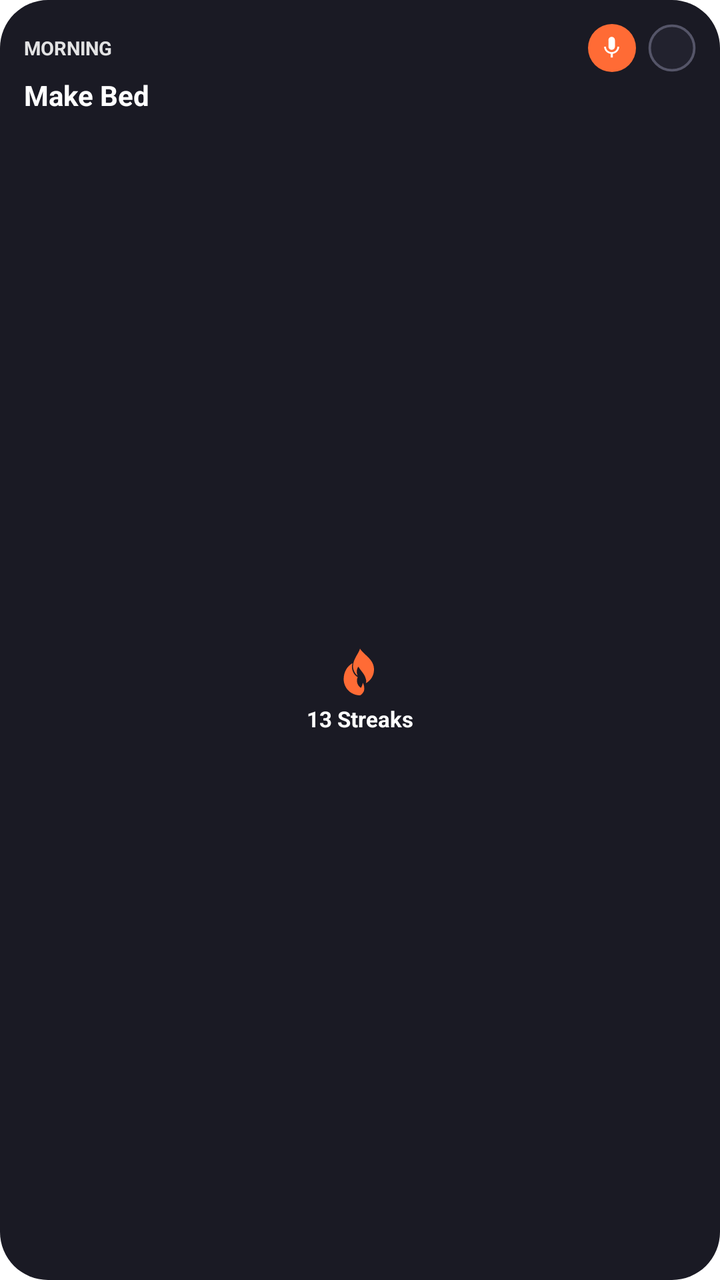
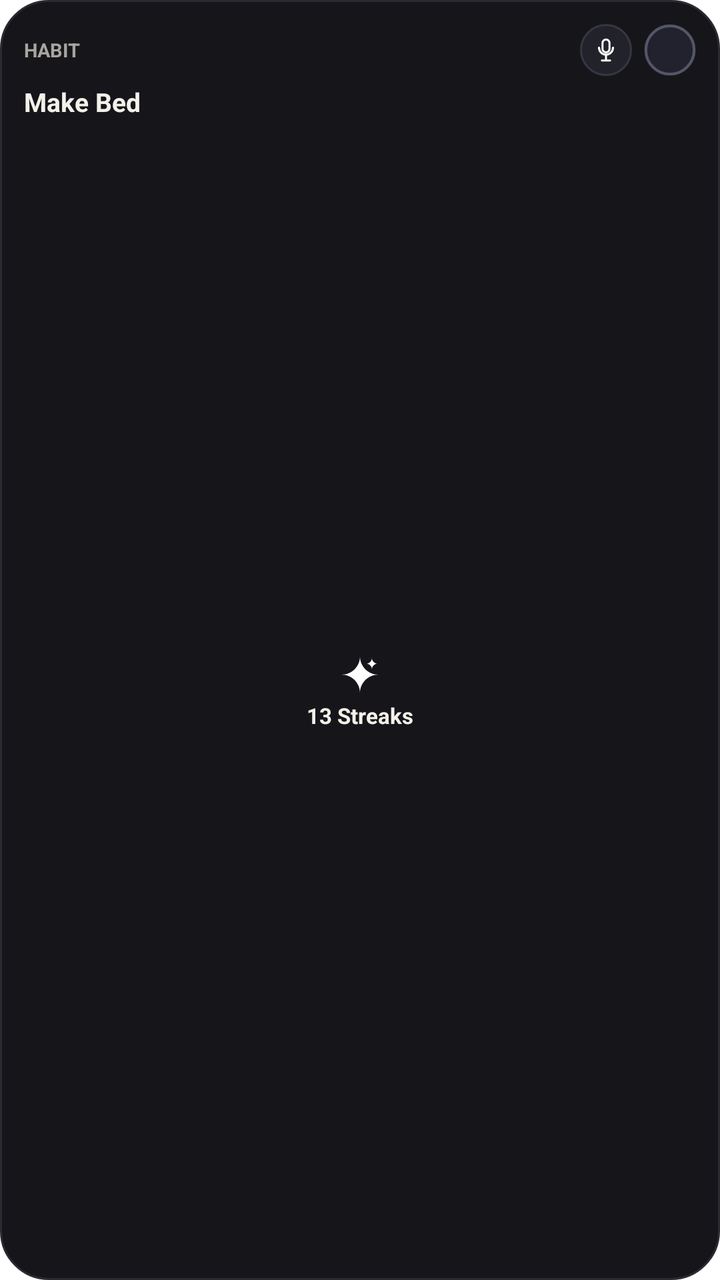

Compare the two renders of this Android layout. The source of the first and the diff that turns it into the second are given below.
<!-- AndroidManifest.xml: application theme Theme.VoiceHabitTracker.Splash -->
<!-- res/layout/widget_duro_card_small.xml -->
<?xml version="1.0" encoding="utf-8"?>
<RelativeLayout xmlns:android="http://schemas.android.com/apk/res/android"
    android:id="@+id/card_root_small"
    android:layout_width="match_parent"
    android:layout_height="match_parent"
    android:background="@drawable/bg_duro_squircle"
    android:padding="12dp">

    
    <LinearLayout
        android:id="@+id/card_small_top_bar"
        android:layout_width="match_parent"
        android:layout_height="wrap_content"
        android:layout_alignParentTop="true"
        android:gravity="center_vertical"
        android:orientation="horizontal">

        <TextView
            android:id="@+id/tv_small_category"
            android:layout_width="0dp"
            android:layout_height="wrap_content"
            android:layout_weight="1"
            android:ellipsize="end"
            android:maxLines="1"
            android:text="MORNING"
            android:textColor="#E0FFFFFF"
            android:textSize="9.5sp"
            android:textStyle="bold" />

        
        <FrameLayout
            android:id="@+id/btn_small_mic"
            android:layout_width="24dp"
            android:layout_height="24dp"
            android:layout_marginEnd="6dp"
            android:background="@drawable/bg_widget_mic_btn"
            android:contentDescription="Начать голосовую запись">

            <ImageView
                android:layout_width="13dp"
                android:layout_height="13dp"
                android:layout_gravity="center"
                android:src="@drawable/ic_widget_mic" />
        </FrameLayout>

        
        <ImageView
            android:id="@+id/btn_small_check"
            android:layout_width="24dp"
            android:layout_height="24dp"
            android:contentDescription="Check Habit"
            android:src="@drawable/ic_widget_circle_empty" />
    </LinearLayout>

    
    <TextView
        android:id="@+id/tv_small_title"
        android:layout_width="wrap_content"
        android:layout_height="wrap_content"
        android:layout_below="@id/card_small_top_bar"
        android:layout_marginTop="2dp"
        android:ellipsize="end"
        android:maxLines="1"
        android:text="Make Bed"
        android:textColor="#FFFFFF"
        android:textSize="14sp"
        android:textStyle="bold" />

    
    <FrameLayout
        android:id="@+id/layout_small_center"
        android:layout_width="match_parent"
        android:layout_height="wrap_content"
        android:layout_alignParentBottom="true"
        android:layout_below="@id/tv_small_title"
        android:layout_marginTop="4dp">

        
        <LinearLayout
            android:id="@+id/layout_small_streak"
            android:layout_width="wrap_content"
            android:layout_height="wrap_content"
            android:layout_gravity="center"
            android:gravity="center"
            android:orientation="vertical"
            android:visibility="visible">

            <ImageView
                android:layout_width="28dp"
                android:layout_height="28dp"
                android:src="@drawable/ic_flame" />

            <TextView
                android:id="@+id/tv_small_streak"
                android:layout_width="wrap_content"
                android:layout_height="wrap_content"
                android:layout_marginTop="2dp"
                android:text="13 Streaks"
                android:textColor="#FFFFFF"
                android:textSize="11sp"
                android:textStyle="bold" />
        </LinearLayout>

        
        <ImageView
            android:id="@+id/iv_small_grid"
            android:layout_width="match_parent"
            android:layout_height="48dp"
            android:layout_gravity="center"
            android:scaleType="fitCenter"
            android:visibility="gone" />

        
        <LinearLayout
            android:id="@+id/layout_small_today"
            android:layout_width="wrap_content"
            android:layout_height="wrap_content"
            android:layout_gravity="center"
            android:gravity="center"
            android:orientation="vertical"
            android:visibility="gone">

            <ImageView
                android:id="@+id/iv_small_today_circle"
                android:layout_width="24dp"
                android:layout_height="24dp"
                android:src="@drawable/ic_widget_circle_done" />

            <TextView
                android:layout_width="wrap_content"
                android:layout_height="wrap_content"
                android:layout_marginTop="2dp"
                android:text="Today"
                android:textColor="#FFFFFF"
                android:textSize="10sp"
                android:textStyle="bold" />
        </LinearLayout>
    </FrameLayout>

</RelativeLayout>
<!-- resources referenced by this layout -->
<resources>
  <!-- drawable bg_duro_squircle (drawable) -->
  <?xml version="1.0" encoding="utf-8"?>
  <shape xmlns:android="http://schemas.android.com/apk/res/android"
      android:shape="rectangle">
      <corners android:radius="24dp" />
      <solid android:color="#1A1A24" />
  </shape>
  <!-- drawable bg_widget_mic_btn (drawable) -->
  <shape xmlns:android="http://schemas.android.com/apk/res/android"
      android:shape="oval">
      <solid android:color="#FF6B35" />
  </shape>
  <!-- drawable ic_flame (drawable) -->
  <vector xmlns:android="http://schemas.android.com/apk/res/android"
      android:width="24dp"
      android:height="24dp"
      android:viewportWidth="24"
      android:viewportHeight="24">
      <path
          android:fillColor="#FF6B35"
          android:pathData="M12,2C11.5,4 9,6.5 9,9.5C9,11.2 9.8,12.7 11,13.6C10.4,12.3 10.5,10.8 11.3,9.7C12.3,11.5 14,12.8 14.5,15C14.7,15.6 14.7,16.2 14.5,16.8C16.6,15.7 18,13.5 18,11C18,6.5 14,5 12,2ZM12,22C8.1,22 5,18.9 5,15C5,12 6.5,9.5 8.8,8.2C8.4,9.6 8.5,11.2 9.3,12.5C9.7,13.2 10.3,13.8 11,14.2C10.5,15.3 10.6,16.6 11.2,17.6C11.5,18.1 11.9,18.5 12.4,18.8C12.8,18.2 13.1,17.4 13.2,16.6C13.8,17.7 14,18.9 13.7,20.1C13.2,21.3 12.2,22 12,22Z" />
  </vector>
  <!-- drawable ic_widget_circle_done (drawable) -->
  <vector xmlns:android="http://schemas.android.com/apk/res/android"
      android:width="28dp"
      android:height="28dp"
      android:viewportWidth="28"
      android:viewportHeight="28">
      
      <path
          android:fillColor="#84CC16"
          android:pathData="M14,0A14,14 0 1,0 28,14A14,14 0 0,0 14,0z" />
      
      <path
          android:fillColor="#FFFFFF"
          android:pathData="M11.5,18.2L6.8,13.5l1.4,-1.4 3.3,3.3 8.3,-8.3 1.4,1.4z" />
  </vector>
  <!-- drawable ic_widget_circle_empty (drawable) -->
  <vector xmlns:android="http://schemas.android.com/apk/res/android"
      android:width="28dp"
      android:height="28dp"
      android:viewportWidth="28"
      android:viewportHeight="28">
      
      <path
          android:fillColor="#22222E"
          android:strokeColor="#555568"
          android:strokeWidth="1.5"
          android:pathData="M14,1A13,13 0 1,0 27,14A13,13 0 0,0 14,1z" />
  </vector>
  <!-- drawable ic_widget_mic (drawable) -->
  <vector xmlns:android="http://schemas.android.com/apk/res/android"
      android:width="24dp"
      android:height="24dp"
      android:viewportWidth="24"
      android:viewportHeight="24">
      <path
          android:fillColor="#FFFFFF"
          android:pathData="M12,14c1.66,0 3,-1.34 3,-3V5c0,-1.66 -1.34,-3 -3,-3S9,3.34 9,5v6C9,12.66 10.34,14 12,14z M17.3,11c0,3 -2.54,5.1 -5.3,5.1S6.7,14 6.7,11H5c0,3.41 2.72,6.23 6,6.72V21h2v-3.28c3.28,-0.48 6,-3.3 6,-6.72H17.3z" />
  </vector>
  <style name="Theme.VoiceHabitTracker.Splash" parent="Theme.SplashScreen">
          <item name="windowSplashScreenBackground">@color/duro_background</item>
          <item name="windowSplashScreenAnimatedIcon">@drawable/ic_duro_asterisk</item>
          <item name="postSplashScreenTheme">@style/Theme.VoiceHabitTracker</item>
      </style>
  <color name="duro_background">#0C0C0E</color>
  <!-- drawable ic_duro_asterisk (drawable) -->
  <vector xmlns:android="http://schemas.android.com/apk/res/android"
      android:width="24dp"
      android:height="24dp"
      android:viewportWidth="24"
      android:viewportHeight="24">
      
      <path
          android:fillColor="#FF6B35"
          android:strokeWidth="2.5"
          android:strokeColor="#FF6B35"
          android:strokeLineCap="round"
          android:pathData="M12,2 L12,22 M2,12 L22,12 M4.93,4.93 L19.07,19.07 M4.93,19.07 L19.07,4.93" />
      <path
          android:fillColor="#FF6B35"
          android:pathData="M12,12m-3,0a3,3 0,1 1,6 0a3,3 0,1 1,-6 0" />
  </vector>
  <!-- unchanged entries left out for length: 1 -->
</resources>

<!-- the commit's change to res/layout/widget_duro_card_small.xml (unified diff, before → after) -->
@@ -1,9 +1,10 @@
 <?xml version="1.0" encoding="utf-8"?>
-<RelativeLayout xmlns:android="http://schemas.android.com/apk/res/android"
+<LinearLayout xmlns:android="http://schemas.android.com/apk/res/android"
     android:id="@+id/card_root_small"
     android:layout_width="match_parent"
     android:layout_height="match_parent"
     android:background="@drawable/bg_duro_squircle"
+    android:orientation="vertical"
     android:padding="12dp">
 
     
@@ -11,7 +12,6 @@
         android:id="@+id/card_small_top_bar"
         android:layout_width="match_parent"
         android:layout_height="wrap_content"
-        android:layout_alignParentTop="true"
         android:gravity="center_vertical"
         android:orientation="horizontal">
 
@@ -22,32 +22,31 @@
             android:layout_weight="1"
             android:ellipsize="end"
             android:maxLines="1"
-            android:text="MORNING"
-            android:textColor="#E0FFFFFF"
+            android:text="HABIT"
+            android:textColor="#A8A5A0"
             android:textSize="9.5sp"
             android:textStyle="bold" />
 
         
         <FrameLayout
             android:id="@+id/btn_small_mic"
-            android:layout_width="24dp"
-            android:layout_height="24dp"
+            android:layout_width="26dp"
+            android:layout_height="26dp"
             android:layout_marginEnd="6dp"
-            android:background="@drawable/bg_widget_mic_btn"
-            android:contentDescription="Начать голосовую запись">
+            android:background="@drawable/bg_widget_mic_btn">
 
             <ImageView
-                android:layout_width="13dp"
-                android:layout_height="13dp"
+                android:layout_width="14dp"
+                android:layout_height="14dp"
                 android:layout_gravity="center"
-                android:src="@drawable/ic_widget_mic" />
+                android:src="@drawable/ic_mic_minimal" />
         </FrameLayout>
 
         
         <ImageView
             android:id="@+id/btn_small_check"
-            android:layout_width="24dp"
-            android:layout_height="24dp"
+            android:layout_width="26dp"
+            android:layout_height="26dp"
             android:contentDescription="Check Habit"
             android:src="@drawable/ic_widget_circle_empty" />
     </LinearLayout>
@@ -55,24 +54,22 @@
     
     <TextView
         android:id="@+id/tv_small_title"
-        android:layout_width="wrap_content"
+        android:layout_width="match_parent"
         android:layout_height="wrap_content"
-        android:layout_below="@id/card_small_top_bar"
-        android:layout_marginTop="2dp"
+        android:layout_marginTop="4dp"
         android:ellipsize="end"
         android:maxLines="1"
         android:text="Make Bed"
-        android:textColor="#FFFFFF"
-        android:textSize="14sp"
+        android:textColor="#F4F1EA"
+        android:textSize="13sp"
         android:textStyle="bold" />
 
     
     <FrameLayout
         android:id="@+id/layout_small_center"
         android:layout_width="match_parent"
-        android:layout_height="wrap_content"
-        android:layout_alignParentBottom="true"
-        android:layout_below="@id/tv_small_title"
+        android:layout_height="0dp"
+        android:layout_weight="1"
         android:layout_marginTop="4dp">
 
         
@@ -86,9 +83,9 @@
             android:visibility="visible">
 
             <ImageView
-                android:layout_width="28dp"
-                android:layout_height="28dp"
-                android:src="@drawable/ic_flame" />
+                android:layout_width="22dp"
+                android:layout_height="22dp"
+                android:src="@drawable/ic_achievements_spark" />
 
             <TextView
                 android:id="@+id/tv_small_streak"
@@ -96,7 +93,7 @@
                 android:layout_height="wrap_content"
                 android:layout_marginTop="2dp"
                 android:text="13 Streaks"
-                android:textColor="#FFFFFF"
+                android:textColor="#F4F1EA"
                 android:textSize="11sp"
                 android:textStyle="bold" />
         </LinearLayout>
@@ -105,7 +102,7 @@
         <ImageView
             android:id="@+id/iv_small_grid"
             android:layout_width="match_parent"
-            android:layout_height="48dp"
+            android:layout_height="match_parent"
             android:layout_gravity="center"
             android:scaleType="fitCenter"
             android:visibility="gone" />
@@ -130,11 +127,11 @@
                 android:layout_width="wrap_content"
                 android:layout_height="wrap_content"
                 android:layout_marginTop="2dp"
-                android:text="Today"
-                android:textColor="#FFFFFF"
+                android:text="Done"
+                android:textColor="#F4F1EA"
                 android:textSize="10sp"
                 android:textStyle="bold" />
         </LinearLayout>
     </FrameLayout>
 
-</RelativeLayout>
+</LinearLayout>
<!-- resource entries referenced after the edit -->
@@ -1,26 +1,58 @@
 <!-- resources referenced by this layout -->
 <resources>
   <!-- drawable bg_duro_squircle (drawable) -->
-  <?xml version="1.0" encoding="utf-8"?>
   <shape xmlns:android="http://schemas.android.com/apk/res/android"
       android:shape="rectangle">
       <corners android:radius="24dp" />
-      <solid android:color="#1A1A24" />
+      <solid android:color="#16161A" />
+      <stroke
+          android:width="1dp"
+          android:color="#2A2A32" />
   </shape>
   <!-- drawable bg_widget_mic_btn (drawable) -->
   <shape xmlns:android="http://schemas.android.com/apk/res/android"
       android:shape="oval">
-      <solid android:color="#FF6B35" />
+      <solid android:color="#22222A" />
+      <stroke
+          android:width="1dp"
+          android:color="#363644" />
   </shape>
-  <!-- drawable ic_flame (drawable) -->
+  <!-- drawable ic_achievements_spark (drawable) -->
   <vector xmlns:android="http://schemas.android.com/apk/res/android"
       android:width="24dp"
       android:height="24dp"
       android:viewportWidth="24"
       android:viewportHeight="24">
+      
       <path
-          android:fillColor="#FF6B35"
-          android:pathData="M12,2C11.5,4 9,6.5 9,9.5C9,11.2 9.8,12.7 11,13.6C10.4,12.3 10.5,10.8 11.3,9.7C12.3,11.5 14,12.8 14.5,15C14.7,15.6 14.7,16.2 14.5,16.8C16.6,15.7 18,13.5 18,11C18,6.5 14,5 12,2ZM12,22C8.1,22 5,18.9 5,15C5,12 6.5,9.5 8.8,8.2C8.4,9.6 8.5,11.2 9.3,12.5C9.7,13.2 10.3,13.8 11,14.2C10.5,15.3 10.6,16.6 11.2,17.6C11.5,18.1 11.9,18.5 12.4,18.8C12.8,18.2 13.1,17.4 13.2,16.6C13.8,17.7 14,18.9 13.7,20.1C13.2,21.3 12.2,22 12,22Z" />
+          android:fillColor="#FFFFFF"
+          android:pathData="M12,2 C12,7.5 7.5,12 2,12 C7.5,12 12,16.5 12,22 C12,16.5 16.5,12 22,12 C16.5,12 12,7.5 12,2 Z" />
+      <path
+          android:fillColor="#FFFFFF"
+          android:pathData="M18.5,3 C18.5,4.5 17,6 15.5,6 C17,6 18.5,7.5 18.5,9 C18.5,7.5 20,6 21.5,6 C20,6 18.5,4.5 18.5,3 Z" />
+  </vector>
+  <!-- drawable ic_mic_minimal (drawable) -->
+  <vector xmlns:android="http://schemas.android.com/apk/res/android"
+      android:width="24dp"
+      android:height="24dp"
+      android:viewportWidth="24"
+      android:viewportHeight="24">
+      
+      <path
+          android:strokeColor="#FFFFFF"
+          android:strokeWidth="1.75"
+          android:strokeLineCap="round"
+          android:pathData="M12,3 C10.34,3 9,4.34 9,6 L9,11 C9,12.66 10.34,14 12,14 C13.66,14 15,12.66 15,11 L15,6 C15,4.34 13.66,3 12,3 Z" />
+      <path
+          android:strokeColor="#FFFFFF"
+          android:strokeWidth="1.75"
+          android:strokeLineCap="round"
+          android:pathData="M6,10 C6,13.31 8.69,16 12,16 C15.31,16 18,13.31 18,10" />
+      <path
+          android:strokeColor="#FFFFFF"
+          android:strokeWidth="1.75"
+          android:strokeLineCap="round"
+          android:pathData="M12,16 L12,21 M8.5,21 L15.5,21" />
   </vector>
   <!-- drawable ic_widget_circle_done (drawable) -->
   <vector xmlns:android="http://schemas.android.com/apk/res/android"
@@ -30,11 +62,10 @@
       android:viewportHeight="28">
       
       <path
-          android:fillColor="#84CC16"
+          android:fillColor="#F4F1EA"
           android:pathData="M14,0A14,14 0 1,0 28,14A14,14 0 0,0 14,0z" />
-      
       <path
-          android:fillColor="#FFFFFF"
+          android:fillColor="#101014"
           android:pathData="M11.5,18.2L6.8,13.5l1.4,-1.4 3.3,3.3 8.3,-8.3 1.4,1.4z" />
   </vector>
   <!-- drawable ic_widget_circle_empty (drawable) -->
@@ -50,23 +81,13 @@
           android:strokeWidth="1.5"
           android:pathData="M14,1A13,13 0 1,0 27,14A13,13 0 0,0 14,1z" />
   </vector>
-  <!-- drawable ic_widget_mic (drawable) -->
-  <vector xmlns:android="http://schemas.android.com/apk/res/android"
-      android:width="24dp"
-      android:height="24dp"
-      android:viewportWidth="24"
-      android:viewportHeight="24">
-      <path
-          android:fillColor="#FFFFFF"
-          android:pathData="M12,14c1.66,0 3,-1.34 3,-3V5c0,-1.66 -1.34,-3 -3,-3S9,3.34 9,5v6C9,12.66 10.34,14 12,14z M17.3,11c0,3 -2.54,5.1 -5.3,5.1S6.7,14 6.7,11H5c0,3.41 2.72,6.23 6,6.72V21h2v-3.28c3.28,-0.48 6,-3.3 6,-6.72H17.3z" />
-  </vector>
   <style name="Theme.VoiceHabitTracker.Splash" parent="Theme.SplashScreen">
-          <item name="windowSplashScreenBackground">@color/duro_background</item>
-          <item name="windowSplashScreenAnimatedIcon">@drawable/ic_duro_asterisk</item>
+          <item name="windowSplashScreenBackground">@color/dairy_background</item>
+          <item name="windowSplashScreenAnimatedIcon">@drawable/ic_dairy_logo</item>
           <item name="postSplashScreenTheme">@style/Theme.VoiceHabitTracker</item>
       </style>
-  <color name="duro_background">#0C0C0E</color>
-  <!-- drawable ic_duro_asterisk (drawable) -->
+  <color name="dairy_background">#0F0F11</color>
+  <!-- drawable ic_dairy_logo (drawable) -->
   <vector xmlns:android="http://schemas.android.com/apk/res/android"
       android:width="24dp"
       android:height="24dp"
@@ -74,15 +95,13 @@
       android:viewportHeight="24">
       
       <path
-          android:fillColor="#FF6B35"
-          android:strokeWidth="2.5"
-          android:strokeColor="#FF6B35"
-          android:strokeLineCap="round"
-          android:pathData="M12,2 L12,22 M2,12 L22,12 M4.93,4.93 L19.07,19.07 M4.93,19.07 L19.07,4.93" />
+          android:fillColor="#F4F1EA"
+          android:pathData="M12,2 C12,7.52 7.52,12 2,12 C7.52,12 12,16.48 12,22 C12,16.48 16.48,12 22,12 C16.48,12 12,7.52 12,2 Z" />
       <path
-          android:fillColor="#FF6B35"
-          android:pathData="M12,12m-3,0a3,3 0,1 1,6 0a3,3 0,1 1,-6 0" />
+          android:fillColor="#0F0F11"
+          android:pathData="M12,10.5 L13.5,12 L12,13.5 L10.5,12 Z" />
   </vector>
+  <color name="duro_background">#0F0F11</color>
   <!-- unchanged entries left out for length: 1 -->
 </resources>
 
